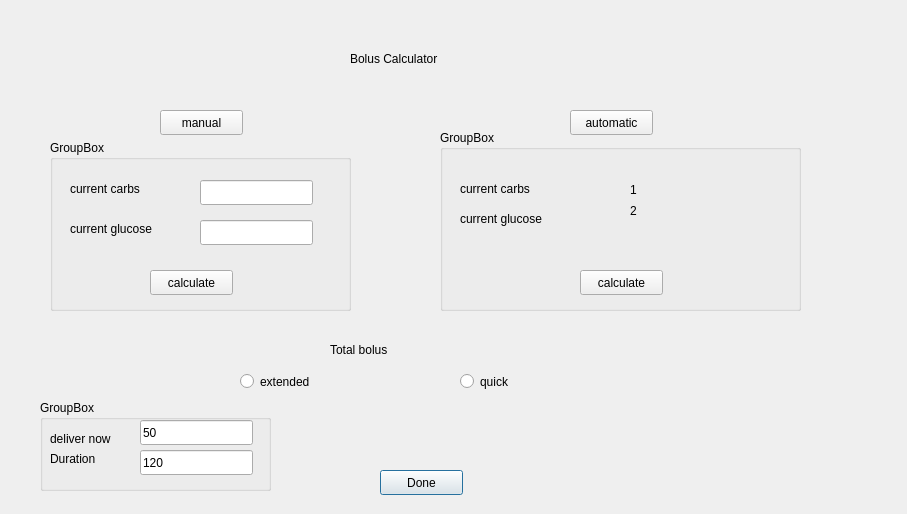
Old version of the form bolus.ui in the repository aaronmcleancs/tslim-data-simulator.
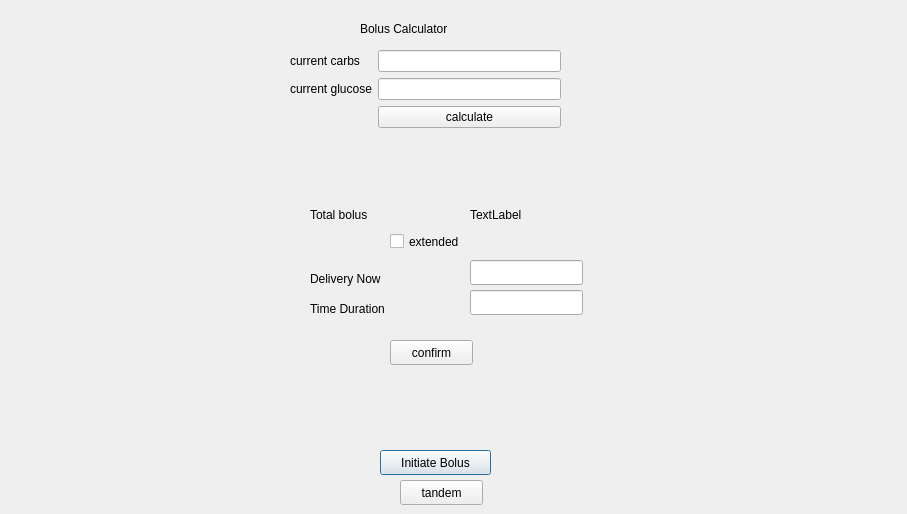
New version of the form.

Commit message: Bugs solved for Bolus

What changed in the file:
```diff
--- a/bolus.ui
+++ b/bolus.ui
@@ -17,196 +17,20 @@
    <property name="geometry">
     <rect>
      <x>380</x>
-     <y>470</y>
-     <width>83</width>
+     <y>450</y>
+     <width>111</width>
      <height>25</height>
     </rect>
    </property>
    <property name="text">
-    <string>Done</string>
+    <string>Initiate Bolus</string>
    </property>
   </widget>
-  <widget class="QPushButton" name="pushButton_2">
-   <property name="geometry">
-    <rect>
-     <x>160</x>
-     <y>110</y>
-     <width>83</width>
-     <height>25</height>
-    </rect>
-   </property>
-   <property name="text">
-    <string>manual</string>
-   </property>
-  </widget>
-  <widget class="QPushButton" name="pushButton_3">
-   <property name="geometry">
-    <rect>
-     <x>570</x>
-     <y>110</y>
-     <width>83</width>
-     <height>25</height>
-    </rect>
-   </property>
-   <property name="text">
-    <string>automatic</string>
-   </property>
-  </widget>
-  <widget class="QGroupBox" name="groupBox">
-   <property name="geometry">
-    <rect>
-     <x>50</x>
-     <y>140</y>
-     <width>301</width>
-     <height>171</height>
-    </rect>
-   </property>
-   <property name="title">
-    <string>GroupBox</string>
-   </property>
-   <widget class="QLabel" name="label_2">
-    <property name="geometry">
-     <rect>
-      <x>20</x>
-      <y>80</y>
-      <width>111</width>
-      <height>17</height>
-     </rect>
-    </property>
-    <property name="text">
-     <string>current glucose</string>
-    </property>
-   </widget>
-   <widget class="QLabel" name="label_3">
-    <property name="geometry">
-     <rect>
-      <x>20</x>
-      <y>40</y>
-      <width>91</width>
-      <height>17</height>
-     </rect>
-    </property>
-    <property name="text">
-     <string>current carbs</string>
-    </property>
-   </widget>
-   <widget class="QPushButton" name="pushButton_4">
-    <property name="geometry">
-     <rect>
-      <x>100</x>
-      <y>130</y>
-      <width>83</width>
-      <height>25</height>
-     </rect>
-    </property>
-    <property name="text">
-     <string>calculate</string>
-    </property>
-   </widget>
-   <widget class="QLineEdit" name="lineEdit">
-    <property name="geometry">
-     <rect>
-      <x>150</x>
-      <y>40</y>
-      <width>113</width>
-      <height>25</height>
-     </rect>
-    </property>
-   </widget>
-   <widget class="QLineEdit" name="lineEdit_2">
-    <property name="geometry">
-     <rect>
-      <x>150</x>
-      <y>80</y>
-      <width>113</width>
-      <height>25</height>
-     </rect>
-    </property>
-   </widget>
-  </widget>
-  <widget class="QGroupBox" name="groupBox_2">
-   <property name="geometry">
-    <rect>
-     <x>440</x>
-     <y>130</y>
-     <width>361</width>
-     <height>181</height>
-    </rect>
-   </property>
-   <property name="title">
-    <string>GroupBox</string>
-   </property>
-   <widget class="QLabel" name="label_4">
-    <property name="geometry">
-     <rect>
-      <x>20</x>
-      <y>50</y>
-      <width>111</width>
-      <height>17</height>
-     </rect>
-    </property>
-    <property name="text">
-     <string>current carbs</string>
-    </property>
-   </widget>
-   <widget class="QLabel" name="label_5">
-    <property name="geometry">
-     <rect>
-      <x>20</x>
-      <y>80</y>
-      <width>101</width>
-      <height>17</height>
-     </rect>
-    </property>
-    <property name="text">
-     <string>current glucose</string>
-    </property>
-   </widget>
-   <widget class="QPushButton" name="pushButton_5">
-    <property name="geometry">
-     <rect>
-      <x>140</x>
-      <y>140</y>
-      <width>83</width>
-      <height>25</height>
-     </rect>
-    </property>
-    <property name="text">
-     <string>calculate</string>
-    </property>
-   </widget>
-   <widget class="QLabel" name="label_6">
-    <property name="geometry">
-     <rect>
-      <x>190</x>
-      <y>50</y>
-      <width>101</width>
-      <height>20</height>
-     </rect>
-    </property>
-    <property name="text">
-     <string>1</string>
-    </property>
-   </widget>
-   <widget class="QLabel" name="label_7">
-    <property name="geometry">
-     <rect>
-      <x>190</x>
-      <y>70</y>
-      <width>121</width>
-      <height>21</height>
-     </rect>
-    </property>
-    <property name="text">
-     <string>2</string>
-    </property>
-   </widget>
-  </widget>
   <widget class="QLabel" name="label">
    <property name="geometry">
     <rect>
-     <x>350</x>
-     <y>50</y>
+     <x>360</x>
+     <y>20</y>
      <width>141</width>
      <height>17</height>
     </rect>
@@ -215,109 +39,155 @@
     <string>Bolus Calculator</string>
    </property>
   </widget>
-  <widget class="QRadioButton" name="radioButton">
+  <widget class="QWidget" name="formLayoutWidget">
    <property name="geometry">
     <rect>
-     <x>240</x>
-     <y>370</y>
-     <width>106</width>
-     <height>23</height>
+     <x>290</x>
+     <y>50</y>
+     <width>271</width>
+     <height>151</height>
     </rect>
    </property>
-   <property name="text">
-    <string>extended</string>
-   </property>
-  </widget>
-  <widget class="QRadioButton" name="radioButton_2">
-   <property name="geometry">
-    <rect>
-     <x>460</x>
-     <y>370</y>
-     <width>106</width>
-     <height>23</height>
-    </rect>
-   </property>
-   <property name="text">
-    <string>quick</string>
-   </property>
+   <layout class="QFormLayout" name="formLayout_2">
+    <item row="0" column="0">
+     <widget class="QLabel" name="label_3">
+      <property name="text">
+       <string>current carbs</string>
+      </property>
+     </widget>
+    </item>
+    <item row="0" column="1">
+     <widget class="QLineEdit" name="lineEdit"/>
+    </item>
+    <item row="1" column="0">
+     <widget class="QLabel" name="label_2">
+      <property name="text">
+       <string>current glucose</string>
+      </property>
+     </widget>
+    </item>
+    <item row="1" column="1">
+     <widget class="QLineEdit" name="lineEdit_2"/>
+    </item>
+    <item row="2" column="1">
+     <widget class="QPushButton" name="pushButton_4">
+      <property name="text">
+       <string>calculate</string>
+      </property>
+     </widget>
+    </item>
+   </layout>
   </widget>
   <widget class="QLabel" name="label_8">
    <property name="geometry">
     <rect>
-     <x>330</x>
-     <y>340</y>
-     <width>111</width>
-     <height>20</height>
+     <x>310</x>
+     <y>200</y>
+     <width>70</width>
+     <height>29</height>
     </rect>
    </property>
    <property name="text">
     <string>Total bolus</string>
    </property>
   </widget>
-  <widget class="QGroupBox" name="groupBox_3">
+  <widget class="QLabel" name="label_4">
    <property name="geometry">
     <rect>
-     <x>40</x>
-     <y>400</y>
-     <width>231</width>
-     <height>91</height>
+     <x>470</x>
+     <y>200</y>
+     <width>80</width>
+     <height>29</height>
     </rect>
    </property>
-   <property name="title">
-    <string>GroupBox</string>
+   <property name="text">
+    <string>TextLabel</string>
    </property>
-   <widget class="QLabel" name="label_9">
-    <property name="geometry">
-     <rect>
-      <x>10</x>
-      <y>30</y>
-      <width>81</width>
-      <height>17</height>
-     </rect>
-    </property>
-    <property name="text">
-     <string>deliver now</string>
-    </property>
-   </widget>
-   <widget class="QLineEdit" name="lineEdit_3">
-    <property name="geometry">
-     <rect>
-      <x>100</x>
-      <y>20</y>
-      <width>113</width>
-      <height>25</height>
-     </rect>
-    </property>
-    <property name="text">
-     <string>50</string>
-    </property>
-   </widget>
-   <widget class="QLabel" name="label_10">
-    <property name="geometry">
-     <rect>
-      <x>10</x>
-      <y>50</y>
-      <width>62</width>
-      <height>17</height>
-     </rect>
-    </property>
-    <property name="text">
-     <string>Duration</string>
-    </property>
-   </widget>
-   <widget class="QLineEdit" name="lineEdit_4">
-    <property name="geometry">
-     <rect>
-      <x>100</x>
-      <y>50</y>
-      <width>113</width>
-      <height>25</height>
-     </rect>
-    </property>
-    <property name="text">
-     <string>120</string>
-    </property>
-   </widget>
+  </widget>
+  <widget class="QCheckBox" name="checkBox">
+   <property name="geometry">
+    <rect>
+     <x>390</x>
+     <y>230</y>
+     <width>90</width>
+     <height>23</height>
+    </rect>
+   </property>
+   <property name="text">
+    <string>extended</string>
+   </property>
+  </widget>
+  <widget class="QLabel" name="label_5">
+   <property name="geometry">
+    <rect>
+     <x>310</x>
+     <y>270</y>
+     <width>91</width>
+     <height>17</height>
+    </rect>
+   </property>
+   <property name="text">
+    <string>Delivery Now</string>
+   </property>
+  </widget>
+  <widget class="QLabel" name="label_6">
+   <property name="geometry">
+    <rect>
+     <x>310</x>
+     <y>300</y>
+     <width>101</width>
+     <height>17</height>
+    </rect>
+   </property>
+   <property name="text">
+    <string>Time Duration</string>
+   </property>
+  </widget>
+  <widget class="QLineEdit" name="lineEdit_3">
+   <property name="geometry">
+    <rect>
+     <x>470</x>
+     <y>260</y>
+     <width>113</width>
+     <height>25</height>
+    </rect>
+   </property>
+  </widget>
+  <widget class="QLineEdit" name="lineEdit_4">
+   <property name="geometry">
+    <rect>
+     <x>470</x>
+     <y>290</y>
+     <width>113</width>
+     <height>25</height>
+    </rect>
+   </property>
+  </widget>
+  <widget class="QPushButton" name="pushButton_2">
+   <property name="geometry">
+    <rect>
+     <x>390</x>
+     <y>340</y>
+     <width>83</width>
+     <height>25</height>
+    </rect>
+   </property>
+   <property name="text">
+    <string>confirm</string>
+   </property>
+  </widget>
+  <widget class="QPushButton" name="pushButton_3">
+   <property name="geometry">
+    <rect>
+     <x>400</x>
+     <y>480</y>
+     <width>83</width>
+     <height>25</height>
+    </rect>
+   </property>
+   <property name="text">
+    <string>tandem</string>
+   </property>
   </widget>
  </widget>
  <resources/>
```
The commit also changes 3 other files.
